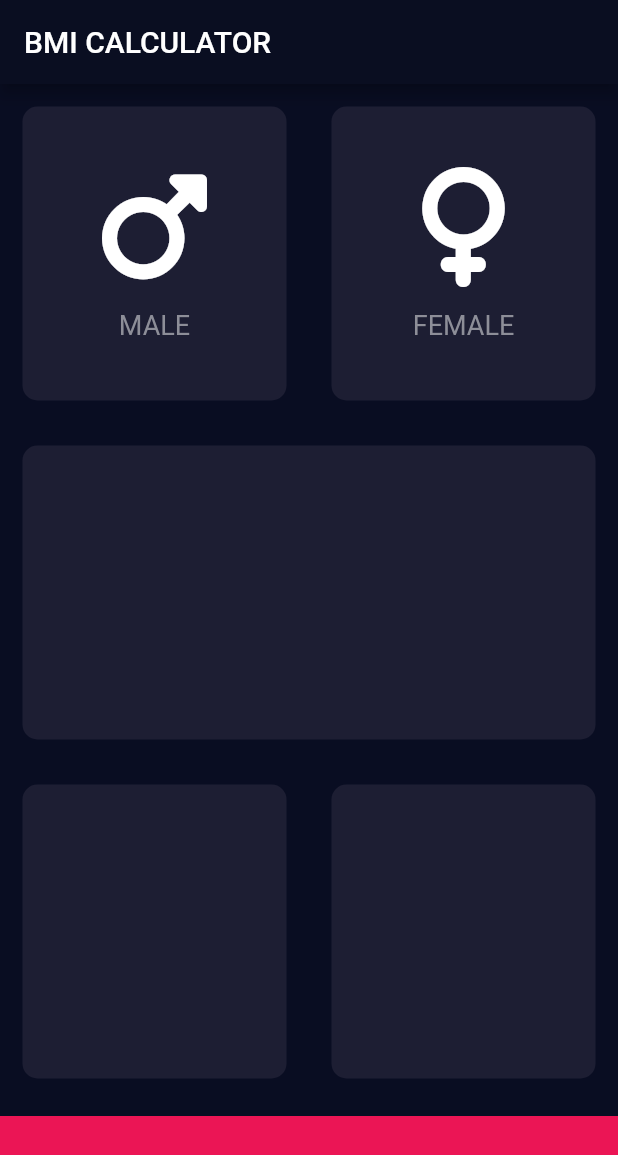
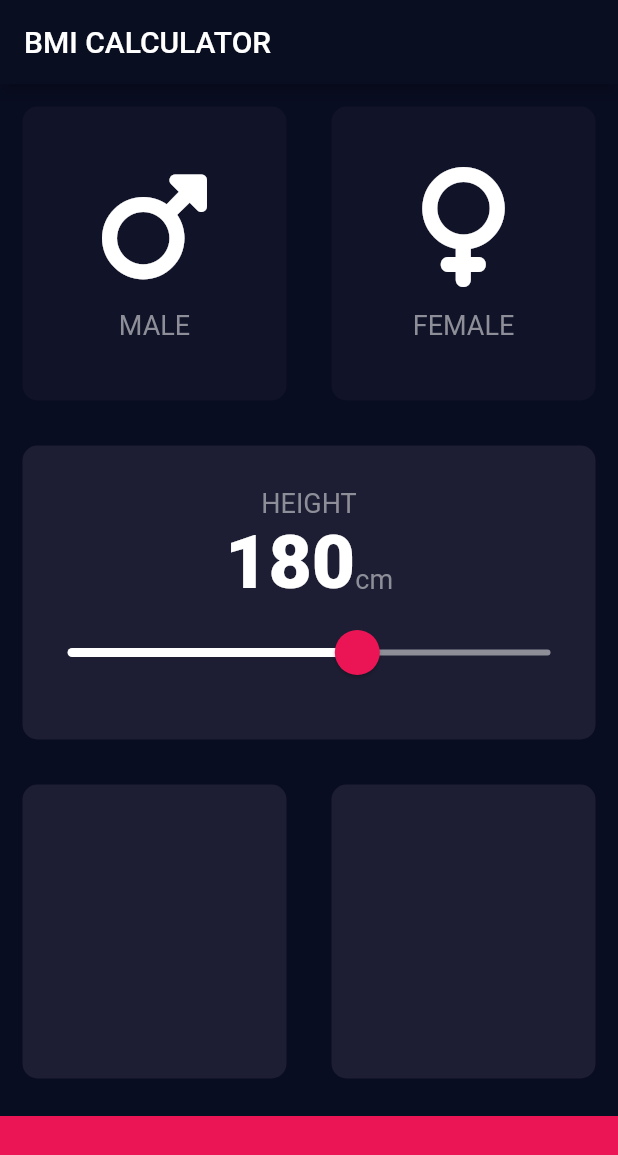
Before and after one commit to dwiputrapurnawa/bmi-calculator, a Flutter app: the screen it shows after launch, on a phone screen of 412 x 824 dp. Shown: the top 1155 px of the screen. Run offline on Flutter 3.47's test engine with Material 2 defaults, Android fonts, the phone set to English and light mode, and no system bars; our stand-ins replace font_awesome_flutter.

Commit message:
slider added & customization

```diff
--- /dev/null
+++ b/lib/constants.dart
@@ -0,0 +1,21 @@
+import 'package:flutter/material.dart';
+
+const kActiveCardColor = Color(0xFF1D1E33);
+const kInactivateCardColor = Color(0xFF111328);
+const kBottomContainerHeight = 80.0;
+const kBottomContainerColor = Color(0xFFEB1555);
+const kSliderMin = 120.0;
+const kSliderMax = 220.0;
+const kActiveThumbColor = Color(0xFFEB1555);
+const kInactiveSliderColor = Color(0xFF8D8E98);
+const kOverlayThumbColor = Color(0x29EB1555);
+
+const kLabelTextStyle = TextStyle(
+  fontSize: 18.0,
+  color: Color(0xFF8D8E98),
+);
+
+const kNumberTextStyle = TextStyle(
+  fontSize: 50.0,
+  fontWeight: FontWeight.w900,
+);
--- a/lib/icon_content.dart
+++ b/lib/icon_content.dart
@@ -1,9 +1,6 @@
 import 'package:flutter/material.dart';
 
-const labelTextStyle = TextStyle(
-  fontSize: 18.0,
-  color: Color(0xFF8D8E98),
-);
+import 'constants.dart';
 
 class IconContent extends StatelessWidget {
   IconContent({this.textIcon, this.icon});
@@ -25,7 +22,7 @@ class IconContent extends StatelessWidget {
         ),
         Text(
           textIcon.toString(),
-          style: labelTextStyle,
+          style: kLabelTextStyle,
         )
       ],
     );
--- a/lib/input_page.dart
+++ b/lib/input_page.dart
@@ -1,12 +1,14 @@
 import 'package:flutter/material.dart';
 import 'package:font_awesome_flutter/font_awesome_flutter.dart';
 
+import 'constants.dart';
 import 'icon_content.dart';
 import 'reusable_card.dart';
 
-const activeCardColor = Color(0xFF1D1E33);
-const bottomContainerHeight = 80.0;
-const bottomContainerColor = Color(0xFFEB1555);
+enum Gender {
+  male,
+  female,
+}
 
 class InputPage extends StatefulWidget {
   const InputPage({Key? key}) : super(key: key);
@@ -16,6 +18,9 @@ class InputPage extends StatefulWidget {
 }
 
 class _InputPageState extends State<InputPage> {
+  Gender? selectedGender;
+  int height = 180;
+
   @override
   Widget build(BuildContext context) {
     return Scaffold(
@@ -23,13 +28,21 @@ class _InputPageState extends State<InputPage> {
         title: Text('BMI CALCULATOR'),
       ),
       body: Column(
+        crossAxisAlignment: CrossAxisAlignment.stretch,
         children: [
           Expanded(
             child: Row(
               children: [
                 Expanded(
                   child: ReusableCard(
-                    color: activeCardColor,
+                    onPress: () {
+                      setState(() {
+                        selectedGender = Gender.male;
+                      });
+                    },
+                    color: selectedGender == Gender.male
+                        ? kActiveCardColor
+                        : kInactivateCardColor,
                     cardChild: IconContent(
                       textIcon: 'MALE',
                       icon: FontAwesomeIcons.mars,
@@ -38,7 +51,14 @@ class _InputPageState extends State<InputPage> {
                 ),
                 Expanded(
                   child: ReusableCard(
-                    color: activeCardColor,
+                    onPress: () {
+                      setState(() {
+                        selectedGender = Gender.female;
+                      });
+                    },
+                    color: selectedGender == Gender.female
+                        ? kActiveCardColor
+                        : kInactivateCardColor,
                     cardChild: IconContent(
                       textIcon: 'FEMALE',
                       icon: FontAwesomeIcons.venus,
@@ -49,25 +69,74 @@ class _InputPageState extends State<InputPage> {
             ),
           ),
           Expanded(
-            child: ReusableCard(color: activeCardColor),
+            child: ReusableCard(
+              color: kActiveCardColor,
+              cardChild: Column(
+                mainAxisAlignment: MainAxisAlignment.center,
+                children: [
+                  Text(
+                    'HEIGHT',
+                    style: kLabelTextStyle,
+                  ),
+                  Row(
+                    mainAxisAlignment: MainAxisAlignment.center,
+                    crossAxisAlignment: CrossAxisAlignment.baseline,
+                    textBaseline: TextBaseline.alphabetic,
+                    children: [
+                      Text(
+                        height.toString(),
+                        style: kNumberTextStyle,
+                      ),
+                      Text(
+                        'cm',
+                        style: kLabelTextStyle,
+                      ),
+                    ],
+                  ),
+                  SliderTheme(
+                    data: SliderTheme.of(context).copyWith(
+                        activeTrackColor: Colors.white,
+                        inactiveTrackColor: kInactiveSliderColor,
+                        overlayColor: kOverlayThumbColor,
+                        thumbColor: kActiveThumbColor,
+                        thumbShape: RoundSliderThumbShape(
+                          enabledThumbRadius: 15.0,
+                        ),
+                        overlayShape: RoundSliderOverlayShape(
+                          overlayRadius: 30.0,
+                        )),
+                    child: Slider(
+                      value: height.toDouble(),
+                      min: kSliderMin,
+                      max: kSliderMax,
+                      onChanged: (double newValue) {
+                        setState(() {
+                          height = newValue.round();
+                        });
+                      },
+                    ),
+                  )
+                ],
+              ),
+            ),
           ),
           Expanded(
             child: Row(
               children: [
                 Expanded(
-                  child: ReusableCard(color: activeCardColor),
+                  child: ReusableCard(color: kActiveCardColor),
                 ),
                 Expanded(
-                  child: ReusableCard(color: activeCardColor),
+                  child: ReusableCard(color: kActiveCardColor),
                 ),
               ],
             ),
           ),
           Container(
-            color: bottomContainerColor,
+            color: kBottomContainerColor,
             margin: EdgeInsets.only(top: 10.0),
             width: double.infinity,
-            height: bottomContainerHeight,
+            height: kBottomContainerHeight,
           )
         ],
       ),
--- a/lib/reusable_card.dart
+++ b/lib/reusable_card.dart
@@ -1,19 +1,23 @@
 import 'package:flutter/material.dart';
 
 class ReusableCard extends StatelessWidget {
-  ReusableCard({@required this.color, this.cardChild});
+  ReusableCard({@required this.color, this.cardChild, this.onPress});
 
   final Color? color;
   final Widget? cardChild;
+  final VoidCallback? onPress;
 
   @override
   Widget build(BuildContext context) {
-    return Container(
-      child: cardChild,
-      margin: EdgeInsets.all(15.0),
-      decoration: BoxDecoration(
-        color: color,
-        borderRadius: BorderRadius.circular(10.0),
+    return GestureDetector(
+      onTap: onPress,
+      child: Container(
+        child: cardChild,
+        margin: EdgeInsets.all(15.0),
+        decoration: BoxDecoration(
+          color: color,
+          borderRadius: BorderRadius.circular(10.0),
+        ),
       ),
     );
   }
```
